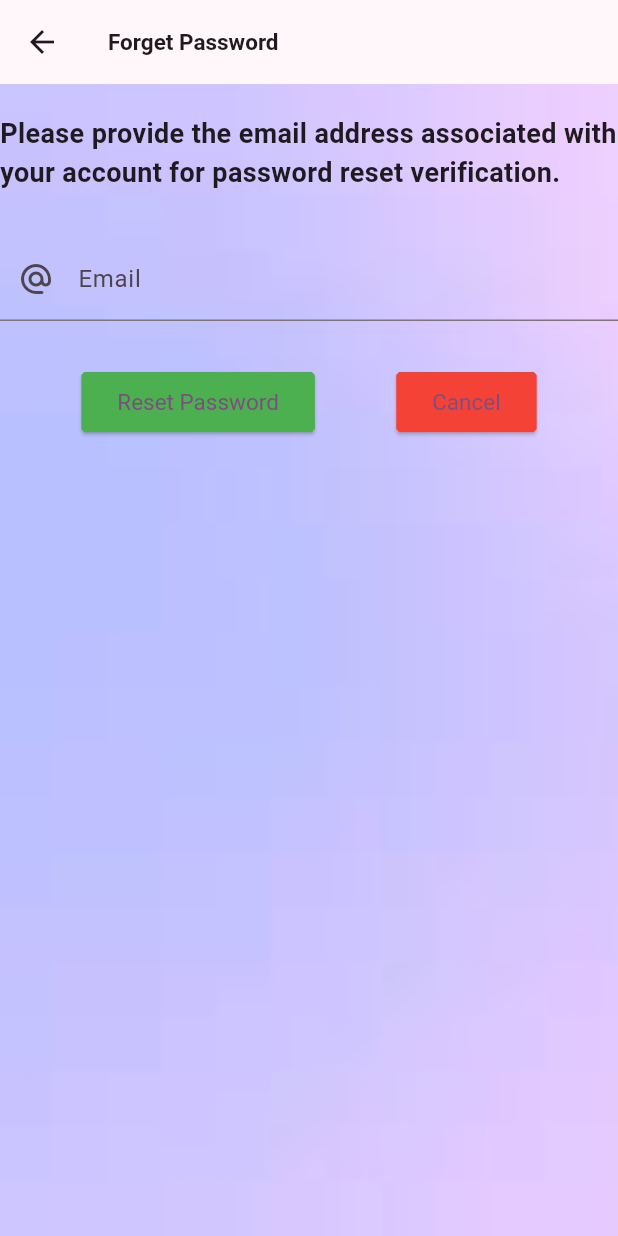
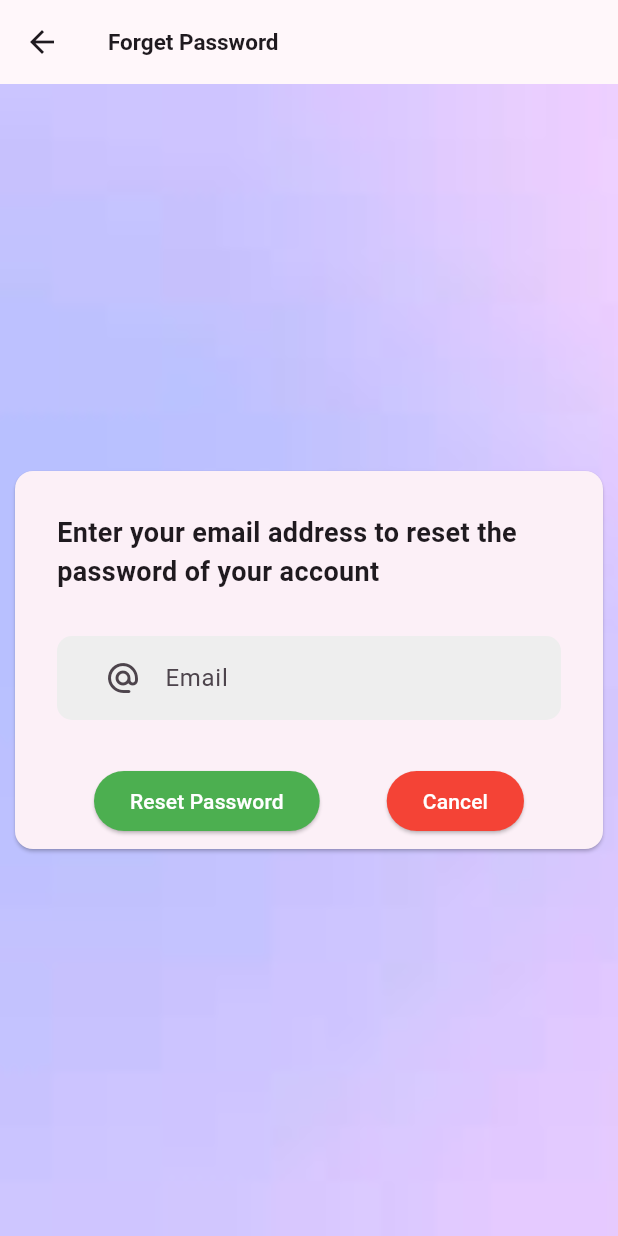
Before and after one commit to srisudhanl/new_main_project, a Flutter app: the MbaLogin screen opened directly, after a tap on "Forget Password ?", on a phone screen of 412 x 824 dp. Run offline on Flutter 3.47's test engine with Material 3 defaults, Android fonts, the phone set to English and light mode, and no system bars; our stand-ins replace animated_text_kit, another_flutter_splash_screen, cloud_firestore, firebase_auth, firebase_core, fluttertoast; accounts and stored records are empty.

Commit message:
Ui updated for mba login

```diff
--- /dev/null
+++ b/lib/custom_widgets/custom_text_field.dart
@@ -0,0 +1,33 @@
+import 'package:flutter/material.dart';
+
+Widget buildTextField({
+  required String labelText,
+  required String hintText,
+  void onChanged(value)?,
+  required TextInputType textInputType,
+  TextEditingController? textEditingController,
+  Icon? prefixIcon,
+  bool isPassword = false,
+}) {
+  return AnimatedContainer(
+    duration: Duration(milliseconds: 300),
+    curve: Curves.easeInOut,
+    decoration: BoxDecoration(
+      borderRadius: BorderRadius.circular(10.0),
+      color: Colors.grey[200],
+    ),
+    padding: EdgeInsets.symmetric(horizontal: 20.0),
+    child: TextField(
+      controller: textEditingController,
+      obscureText: isPassword,
+      keyboardType: textInputType,
+      decoration: InputDecoration(
+          labelText: labelText,
+          hintText: hintText,
+          border: InputBorder.none,
+          prefixIcon: prefixIcon,
+          hintStyle: TextStyle(color: Colors.grey.shade500)),
+      onChanged: onChanged,
+    ),
+  );
+}
--- a/lib/forget_password_screen.dart
+++ b/lib/forget_password_screen.dart
@@ -1,5 +1,6 @@
 import 'package:firebase_auth/firebase_auth.dart';
 import 'package:flutter/material.dart';
+import 'package:main_project1/custom_widgets/custom_text_field.dart';
 import 'package:main_project1/toast_manager.dart';
 
 class ForgetPasswordScreen extends StatefulWidget {
@@ -38,6 +39,11 @@ class _ForgetPasswordScreenState extends State<ForgetPasswordScreen> {
         width: double.infinity,
         height: double.infinity,
         decoration: const BoxDecoration(image: DecorationImage(image: AssetImage("assets/background.jpeg"), fit: BoxFit.cover)),
+        child: Center(
+          child: Card(
+            margin: const EdgeInsets.only(left: 10, right: 10),
+            child: Padding(
+              padding: const EdgeInsets.all(8.0),
               child: Column(
                 mainAxisAlignment: MainAxisAlignment.start,
                 mainAxisSize: MainAxisSize.min,
@@ -45,24 +51,29 @@ class _ForgetPasswordScreenState extends State<ForgetPasswordScreen> {
                   const SizedBox(
                     height: 20,
                   ),
-            const Text(
-              "Please provide the email address associated with your account for password reset verification.",
+                  Container(
+                    padding: EdgeInsets.only(left: 20, right: 20),
+                    child: const Text(
+                      "Enter your email address to reset the password of your account",
                       style: TextStyle(
                         fontWeight: FontWeight.bold,
                         fontSize: 18.0,
                       ),
                     ),
-            const SizedBox(
-              height: 30,
-            ),
-            TextField(
-              controller: _emailController,
-              decoration: const InputDecoration(labelText: "Email", prefixIcon: Icon(Icons.alternate_email_rounded)),
-              keyboardType: TextInputType.emailAddress,
                   ),
                   const SizedBox(
                     height: 30,
                   ),
+                  Padding(
+                    padding: const EdgeInsets.only(left: 20.0, right: 20),
+                    child: buildTextField(
+                        labelText: "Email",
+                        hintText: "abc@gmail.com",
+                        textInputType: TextInputType.emailAddress,
+                        textEditingController: _emailController,
+                        prefixIcon: Icon(Icons.alternate_email_rounded)),
+                  ),
+                  const SizedBox(height: 30),
                   Row(
                     mainAxisAlignment: MainAxisAlignment.spaceEvenly,
                     children: [
@@ -70,25 +81,28 @@ class _ForgetPasswordScreenState extends State<ForgetPasswordScreen> {
                         onPressed: () => _resetPassword(context),
                         style: ElevatedButton.styleFrom(
                           backgroundColor: Colors.green,
-                    textStyle: const TextStyle(color: Colors.white, fontSize: 15.0),
-                    shape: const BeveledRectangleBorder(borderRadius: BorderRadius.all(Radius.circular(2))),
+                          // textStyle: const TextStyle(color: Colors.white, fontSize: 15.0),
+                          // shape: const BeveledRectangleBorder(borderRadius: BorderRadius.all(Radius.circular(2))),
                         ),
-                  child: const Text("Reset Password"),
+                        child: const Text("Reset Password", style: TextStyle(color: Colors.white)),
                       ),
                       ElevatedButton(
                         onPressed: () => Navigator.pop(context),
                         style: ElevatedButton.styleFrom(
                           backgroundColor: Colors.red,
-                    textStyle: const TextStyle(color: Colors.white, fontSize: 15.0),
-                    shape: const BeveledRectangleBorder(borderRadius: BorderRadius.all(Radius.circular(2))),
+                          // textStyle: const TextStyle(color: Colors.white, fontSize: 15.0),
+                          // shape: const BeveledRectangleBorder(borderRadius: BorderRadius.all(Radius.circular(2))),
                         ),
-                  child: const Text("Cancel"),
+                        child: const Text("Cancel", style: TextStyle(color: Colors.white)),
                       ),
                     ],
                   )
                 ],
               ),
             ),
+          ),
+        ),
+      ),
     );
   }
 }
--- a/lib/logindivision.dart
+++ b/lib/logindivision.dart
@@ -2,7 +2,7 @@ import 'package:flutter/material.dart';
 
 import 'logins/MBAlogin.dart';
 import 'logins/engineeringlogin.dart';
-import 'logins/studentlogin.dart';
+import 'logins/arts_student_login.dart';
 
 class LoginDivision extends StatefulWidget {
   const LoginDivision({Key? key}) : super(key: key);
--- a/lib/logins/MBAlogin.dart
+++ b/lib/logins/MBAlogin.dart
@@ -2,9 +2,11 @@ import 'package:cloud_firestore/cloud_firestore.dart';
 import 'package:firebase_auth/firebase_auth.dart';
 import 'package:flutter/foundation.dart';
 import 'package:flutter/material.dart';
+import 'package:flutter/rendering.dart';
+import 'package:main_project1/custom_widgets/custom_text_field.dart';
 
 import '../forget_password_screen.dart';
-import '../pages/MBA.dart';
+import '../pages/mba_student.dart';
 import '../querypage.dart';
 import '../registers/MBAregister.dart';
 import '../toast_manager.dart';
@@ -49,61 +51,57 @@ class _MbaLoginState extends State<MbaLogin> {
         body: Container(
           width: double.infinity,
           height: double.infinity,
-          decoration: const BoxDecoration(
-              image: DecorationImage(
-                  image: AssetImage("assets/background.jpeg"), fit: BoxFit.cover)),
+          // decoration: const BoxDecoration(image: DecorationImage(image: AssetImage("assets/background.jpeg"), fit: BoxFit.cover)),
           child: SingleChildScrollView(
               child: Column(children: <Widget>[
             Container(
               decoration: const BoxDecoration(
-                  shape: BoxShape.circle,
-                  image: DecorationImage(
-                      image:AssetImage("assets/mba_login.jpeg"),
-                      fit: BoxFit.cover)),
+                  shape: BoxShape.circle, image: DecorationImage(image: AssetImage("assets/mba_login.jpeg"), fit: BoxFit.cover)),
               height: 300,
               width: double.infinity,
             ),
+            SizedBox(height: 15),
+            Container(
+              height: 600,
+              decoration: const BoxDecoration(
+                  borderRadius: BorderRadius.only(topLeft: Radius.circular(30), topRight: Radius.circular(30)),
+                  image: DecorationImage(image: AssetImage("assets/background.jpeg"), fit: BoxFit.cover),
+                  boxShadow: [BoxShadow(color: Colors.grey, blurRadius: 10)]),
+              child: Column(
+                children: [
+                  SizedBox(height: 20),
                   const Text(
                     'Login Details',
                     style: TextStyle(
                       fontWeight: FontWeight.bold,
                       fontSize: 35.0,
                     ), //TextStyle
-            ), //Text
+                  ),
+                  SizedBox(height: 20),
                   Padding(
                     padding: const EdgeInsets.all(8.0),
-              child: TextField(
-                decoration: const InputDecoration(
-                  labelText: 'Enter Email:',
-                  hintText: 'email address',
-                ), //InputDecoration
-                autocorrect: false,
-                keyboardType: TextInputType.emailAddress,
+                    child: buildTextField(
+                        labelText: "Enter Email",
+                        hintText: "email address",
                         onChanged: (value) {
                           email = value;
                         },
-              ),
+                        textInputType: TextInputType.emailAddress),
                   ),
                   Container(
                     color: Colors.transparent,
-              height: 30,
+                    height: 20,
                     width: double.infinity,
                   ),
                   Padding(
                     padding: const EdgeInsets.all(8.0),
-              child: TextField(
-                obscureText: true,
-                decoration: const InputDecoration(
-                  labelText: 'Enter PassWord:',
-                  hintText: 'Password',
-                ),
-                //InputDecoration
-                autocorrect: false,
-                keyboardType: TextInputType.text,
+                    child: buildTextField(
+                        labelText: "Enter Password",
+                        hintText: "Password",
                         onChanged: (value) {
                           password = value;
                         },
-              ),
+                        textInputType: TextInputType.text),
                   ),
                   Container(
                     color: Colors.transparent,
@@ -115,23 +113,26 @@ class _MbaLoginState extends State<MbaLogin> {
                         style: ElevatedButton.styleFrom(
                             backgroundColor: Colors.green,
                             textStyle: const TextStyle(color: Colors.white, fontSize: 15.0),
-                      shape: const BeveledRectangleBorder(borderRadius: BorderRadius.all(Radius.circular(2))),
                             shadowColor: Colors.blueGrey),
                         onPressed: () async {
                           setState(() {
                             showSpinner = true;
                           });
                           try {
-                      final userCredential = await FirebaseAuth.instance.signInWithEmailAndPassword(email: email, password: password);
+                            final userCredential =
+                                await FirebaseAuth.instance.signInWithEmailAndPassword(email: email, password: password);
                             final user = userCredential.user;
-                      final userSnapShot = await FirebaseFirestore.instance.collection('MbaStudent').where("uid",isEqualTo: user?.uid).get();
+                            final userSnapShot = await FirebaseFirestore.instance
+                                .collection('MbaStudent')
+                                .where("uid", isEqualTo: user?.uid)
+                                .get();
                             if (!user!.emailVerified) {
                               await user.sendEmailVerification();
                               return ToastManager.showToastShort(msg: "Verification email sent. Check your inbox.");
                             }
                             if (userSnapShot.docs.isNotEmpty) {
                               Navigator.push(context, MaterialPageRoute(builder: (context) => const MBA()));
-                      }else{
+                            } else {
                               return ToastManager.showToastShort(msg: "You're not authorized!!!");
                             }
                           } catch (e) {
@@ -144,29 +145,28 @@ class _MbaLoginState extends State<MbaLogin> {
                             showSpinner = false;
                           });
                         },
-                  child: const Text("Login",style: TextStyle(color: Colors.white),)),
+                        child: const Text(
+                          "Login",
+                          style: TextStyle(color: Colors.white),
+                        )),
                     ElevatedButton(
                       onPressed: () {
                         Navigator.push(context, MaterialPageRoute(builder: (context) => const MbaLogin()));
                       },
-                style: ElevatedButton.styleFrom(
-                    backgroundColor: Colors.red,
-                    textStyle: const TextStyle(color: Colors.white, fontSize: 15.0),
-                    shape: const BeveledRectangleBorder(borderRadius: BorderRadius.all(Radius.circular(2))),
-                    shadowColor: Colors.blueGrey),
-                child: const Text("Cancel",style: TextStyle(color: Colors.white)),
+                      style: ElevatedButton.styleFrom(backgroundColor: Colors.red, shadowColor: Colors.blueGrey),
+                      child: const Text("Cancel", style: TextStyle(color: Colors.white)),
                     )
                   ]),
+                  SizedBox(height: 20),
                   Align(
                     alignment: Alignment.center,
                     child: TextButton(
-                    onPressed: () => Navigator.push(context, MaterialPageRoute(builder: (context) => const ForgetPasswordScreen())),
-                    child: const Text(
+                      style: TextButton.styleFrom(surfaceTintColor: Colors.purpleAccent),
+                      onPressed: () =>
+                          Navigator.push(context, MaterialPageRoute(builder: (context) => const ForgetPasswordScreen())),
+                      child: Text(
                         "Forget Password ?",
-                      style: TextStyle(
-                        color: Colors.blue,
-                        fontSize: 20,
-                      ),
+                        style: TextStyle(color: Colors.blue.shade900, fontWeight: FontWeight.bold),
                       ),
                     ),
                   ),
@@ -178,26 +178,29 @@ class _MbaLoginState extends State<MbaLogin> {
                         mainAxisAlignment: MainAxisAlignment.center,
                         children: <Widget>[
                           const Text(
-                      "Don't Have an Account!!",
+                            "Doesn't have an account!!",
                             style: TextStyle(
-                        fontSize: 25.0,
+                              fontSize: 15.0,
                             ),
                           ),
                           Padding(
-                      padding: const EdgeInsets.all(8.0),
+                            padding: const EdgeInsets.all(0.0),
                             child: TextButton(
-                        style: TextButton.styleFrom(
-                            textStyle: const TextStyle(fontSize: 20), backgroundColor: Colors.green, shadowColor: Colors.redAccent),
+                              style:
+                                  TextButton.styleFrom(textStyle: const TextStyle(fontSize: 15), shadowColor: Colors.redAccent),
                               onPressed: () {
                                 Navigator.push(context, MaterialPageRoute(builder: (context) => const MbaRegister()));
                               },
-                        child: const Text("Sign Up",style: TextStyle(color: Colors.white)),
+                              child: Text("Sign Up", style: TextStyle(color: Colors.blue.shade900, fontWeight: FontWeight.bold)),
                             ),
                           ),
                         ],
                       ),
                     ),
                   ),
+                ],
+              ),
+            ),
           ])),
         ));
   }
--- a/lib/logins/studentlogin.dart
+++ b/lib/logins/arts_student_login.dart
@@ -2,9 +2,10 @@ import 'package:cloud_firestore/cloud_firestore.dart';
 import 'package:firebase_auth/firebase_auth.dart';
 import 'package:flutter/foundation.dart';
 import 'package:flutter/material.dart';
+import 'package:main_project1/custom_widgets/custom_text_field.dart';
 
 import '../forget_password_screen.dart';
-import '../pages/student.dart';
+import '../pages/arts_student.dart';
 import '../querypage.dart';
 import '../registers/register.dart';
 import '../toast_manager.dart';
@@ -71,7 +72,8 @@ class _ArtsStudentLoginState extends State<ArtsStudentLogin> {
               width: double.infinity,
               height: 250,
               decoration: const BoxDecoration(
-                  shape: BoxShape.circle, image: DecorationImage(image: AssetImage("assets/engineering_login.jpeg"), fit: BoxFit.cover)),
+                  shape: BoxShape.circle,
+                  image: DecorationImage(image: AssetImage("assets/engineering_login.jpeg"), fit: BoxFit.cover)),
             ),
 
             const Text(
@@ -83,13 +85,10 @@ class _ArtsStudentLoginState extends State<ArtsStudentLogin> {
             ), //Text
             Padding(
               padding: const EdgeInsets.all(8.0),
-              child: TextField(
-                decoration: const InputDecoration(
+              child: buildTextField(
                 labelText: 'Enter Email:',
                 hintText: 'email address',
-                ), //InputDecoration
-                autocorrect: false,
-                keyboardType: TextInputType.emailAddress,
+                textInputType: TextInputType.emailAddress,
                 onChanged: (value) {
                   email = value;
                 },
@@ -137,16 +136,18 @@ class _ArtsStudentLoginState extends State<ArtsStudentLogin> {
                       showSpinner = true;
                     });
                     try {
-                      final userCredential = await FirebaseAuth.instance.signInWithEmailAndPassword(email: email, password: password);
+                      final userCredential =
+                          await FirebaseAuth.instance.signInWithEmailAndPassword(email: email, password: password);
                       final user = userCredential.user;
-                      final userSnapShot = await FirebaseFirestore.instance.collection('ArtsStudent').where("uid",isEqualTo: user?.uid).get();
+                      final userSnapShot =
+                          await FirebaseFirestore.instance.collection('ArtsStudent').where("uid", isEqualTo: user?.uid).get();
                       if (!user!.emailVerified) {
                         await user.sendEmailVerification();
                         return ToastManager.showToastShort(msg: "Verification email sent. Check your inbox.");
                       }
                       if (userSnapShot.docs.isNotEmpty) {
                         Navigator.push(context, MaterialPageRoute(builder: (context) => const Student()));
-                      }else{
+                      } else {
                         return ToastManager.showToastShort(msg: "You're not authorized!!!");
                       }
                     } catch (e) {
@@ -208,7 +209,9 @@ class _ArtsStudentLoginState extends State<ArtsStudentLogin> {
                       padding: const EdgeInsets.all(8.0),
                       child: TextButton(
                         style: TextButton.styleFrom(
-                            textStyle: const TextStyle(fontSize: 20), backgroundColor: Colors.green, shadowColor: Colors.redAccent),
+                            textStyle: const TextStyle(fontSize: 20),
+                            backgroundColor: Colors.green,
+                            shadowColor: Colors.redAccent),
                         onPressed: () {
                           Navigator.push(context, MaterialPageRoute(builder: (context) => const ArtsStudentRegister()));
                         },
--- a/lib/main.dart
+++ b/lib/main.dart
@@ -2,6 +2,9 @@ import 'package:animated_text_kit/animated_text_kit.dart';
 import 'package:another_flutter_splash_screen/another_flutter_splash_screen.dart';
 import 'package:firebase_core/firebase_core.dart';
 import 'package:flutter/material.dart';
+import 'package:main_project1/forget_password_screen.dart';
+import 'package:main_project1/logins/MBAlogin.dart';
+import 'package:main_project1/logins/arts_student_login.dart';
 import 'package:main_project1/querypage.dart';
 
 import 'logindivision.dart';
@@ -9,12 +12,13 @@ import 'logins/adminlogin.dart';
 import 'logins/userlogin.dart';
 
 Future<void> main() async {
+  bool isTesting = true;
   WidgetsFlutterBinding.ensureInitialized();
   await Firebase.initializeApp();
   runApp(MaterialApp(
     debugShowCheckedModeBanner: false,
     theme: ThemeData(colorScheme: ColorScheme.fromSeed(seedColor: Colors.purpleAccent)),
-    home: const Splash(),
+    home: isTesting ? ArtsStudentLogin() : Splash(),
   ));
 }
 
@@ -129,7 +133,7 @@ class _MyAppState extends State<MyApp> {
       body: Container(
         width: double.infinity,
         height: double.infinity,
-          decoration: const BoxDecoration(image: DecorationImage(image: AssetImage("assets/background.jpeg"), fit: BoxFit.cover)),
+        decoration: const BoxDecoration(image: DecorationImage(image: AssetImage("assets/background.jpeg"), fit: BoxFit.cover)),
         child: Column(mainAxisAlignment: MainAxisAlignment.center, children: <Widget>[
           Container(
             color: Colors.transparent,
@@ -209,7 +213,9 @@ class _MyAppState extends State<MyApp> {
               ),
             ),
           ),
-          SizedBox(height: 100,)
+          SizedBox(
+            height: 100,
+          )
         ]),
       ),
     );
```
Also changed, not shown: lib/logins/engineeringlogin.dart (+10 -5 lines), lib/pages/arts_student.dart (renamed from lib/pages/student.dart), lib/pages/engineer_student.dart (renamed from lib/pages/engineer.dart), lib/pages/mba_student.dart (renamed from lib/pages/MBA.dart). Lines whose indentation alone changed are shown as unchanged.
